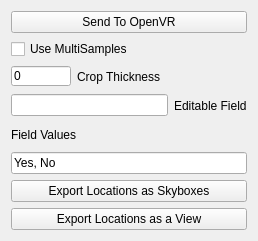
Before: the Qt Designer form Plugins/OpenVR/pvOpenVRDockPanel.ui in Kitware/ParaView, drawn with Qt 5.
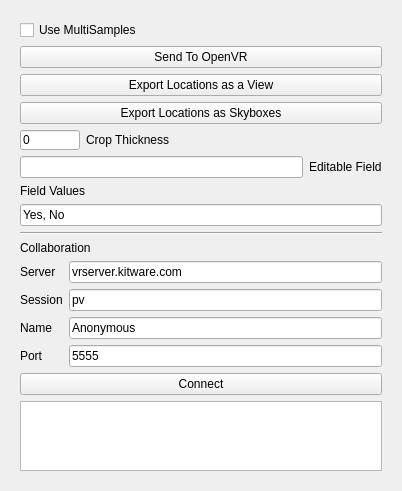
After: the same form once the commit is applied.

Commit message:
add optional support for collaboration in OpenVR
leverages the collaboration code in mineview
if requested.

```diff
--- a/Plugins/OpenVR/pvOpenVRDockPanel.ui
+++ b/Plugins/OpenVR/pvOpenVRDockPanel.ui
@@ -6,21 +6,17 @@
    <rect>
     <x>0</x>
     <y>0</y>
-    <width>258</width>
-    <height>241</height>
+    <width>402</width>
+    <height>481</height>
    </rect>
   </property>
   <property name="windowTitle">
    <string>Form</string>
   </property>
+  <layout class="QHBoxLayout" name="horizontalLayout_4">
+   <item>
+    <widget class="QWidget" name="widget" native="true">
   <layout class="QVBoxLayout" name="verticalLayout">
-   <item>
-    <widget class="QPushButton" name="sendToOpenVRButton">
-     <property name="text">
-      <string>Send To OpenVR</string>
-     </property>
-    </widget>
-   </item>
    <item>
     <widget class="QCheckBox" name="multisamples">
      <property name="toolTip">
@@ -31,6 +27,33 @@
      </property>
     </widget>
    </item>
+      <item>
+       <widget class="QPushButton" name="sendToOpenVRButton">
+        <property name="text">
+         <string>Send To OpenVR</string>
+        </property>
+       </widget>
+      </item>
+      <item>
+       <widget class="QPushButton" name="exportLocationsAsViewButton">
+        <property name="toolTip">
+         <string extracomment="This option will export the saved locations, their geometry, txtures, and properties into a form that can be used in MineView. The result is stored in a pv-view directory. "/>
+        </property>
+        <property name="text">
+         <string>Export Locations as a View</string>
+        </property>
+       </widget>
+      </item>
+      <item>
+       <widget class="QPushButton" name="exportLocationsAsSkyboxesButton">
+        <property name="toolTip">
+         <string extracomment="Export the saved locations from VR as skyboxes suitable for viewing with vtk.js. This option will produce a pv-skybox folder that can be zipped up for use by ParaView Glance or vtk.js."/>
+        </property>
+        <property name="text">
+         <string>Export Locations as Skyboxes</string>
+        </property>
+       </widget>
+      </item>
    <item>
     <layout class="QHBoxLayout" name="horizontalLayout">
      <item>
@@ -124,23 +147,102 @@
     </widget>
    </item>
    <item>
-    <widget class="QPushButton" name="exportLocationsAsSkyboxesButton">
-     <property name="toolTip">
-      <string extracomment="Export the saved locations from VR as skyboxes suitable for viewing with vtk.js. This option will produce a pv-skybox folder that can be zipped up for use by ParaView Glance or vtk.js."/>
-     </property>
+       <widget class="Line" name="line">
+        <property name="orientation">
+         <enum>Qt::Horizontal</enum>
+        </property>
+       </widget>
+      </item>
+      <item>
+       <widget class="QLabel" name="cHeader">
      <property name="text">
-      <string>Export Locations as Skyboxes</string>
+         <string>Collaboration</string>
      </property>
     </widget>
    </item>
    <item>
-    <widget class="QPushButton" name="exportLocationsAsViewButton">
+       <layout class="QGridLayout" name="gridLayout">
+        <item row="1" column="0">
+         <widget class="QLabel" name="cServerLabel">
      <property name="toolTip">
       <string extracomment="This option will export the saved locations, their geometry, txtures, and properties into a form that can be used in MineView. The result is stored in a pv-view directory. "/>
      </property>
      <property name="text">
-      <string>Export Locations as a View</string>
-     </property>
+           <string>Server</string>
+          </property>
+         </widget>
+        </item>
+        <item row="3" column="0">
+         <widget class="QLabel" name="cNameLabel">
+          <property name="toolTip">
+           <string>Your name to appear in VR</string>
+          </property>
+          <property name="text">
+           <string>Name</string>
+          </property>
+         </widget>
+        </item>
+        <item row="1" column="1">
+         <widget class="QLineEdit" name="cServerValue">
+          <property name="text">
+           <string>vrserver.kitware.com</string>
+          </property>
+         </widget>
+        </item>
+        <item row="3" column="1">
+         <widget class="QLineEdit" name="cNameValue">
+          <property name="text">
+           <string>Anonymous</string>
+          </property>
+         </widget>
+        </item>
+        <item row="2" column="0">
+         <widget class="QLabel" name="cSessionLabel">
+          <property name="toolTip">
+           <string>What session to connect to. A session is a string name. People who join the same session on the same server will see each other.</string>
+          </property>
+          <property name="text">
+           <string>Session</string>
+          </property>
+         </widget>
+        </item>
+        <item row="2" column="1">
+         <widget class="QLineEdit" name="cSessionValue">
+          <property name="text">
+           <string>pv</string>
+          </property>
+         </widget>
+        </item>
+        <item row="4" column="1">
+         <widget class="QLineEdit" name="cPortValue">
+          <property name="text">
+           <string>5555</string>
+          </property>
+         </widget>
+        </item>
+        <item row="4" column="0">
+         <widget class="QLabel" name="cPortLabel">
+          <property name="toolTip">
+           <string>What port to connect to</string>
+          </property>
+          <property name="text">
+           <string>Port</string>
+          </property>
+         </widget>
+        </item>
+       </layout>
+      </item>
+      <item>
+       <widget class="QPushButton" name="cConnectButton">
+        <property name="text">
+         <string>Connect</string>
+        </property>
+       </widget>
+      </item>
+      <item>
+       <widget class="QPlainTextEdit" name="outputWindow"/>
+      </item>
+     </layout>
     </widget>
    </item>
   </layout>
```
Left out of the diff: 2 changed lines with no effect on the pictures. Lines whose indentation alone changed are shown as unchanged. The commit also changes 7 other files.
